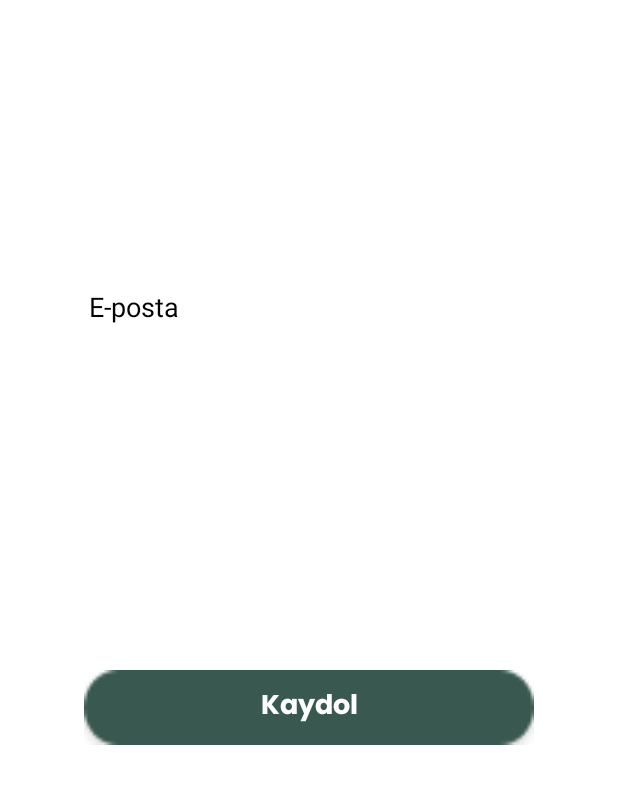
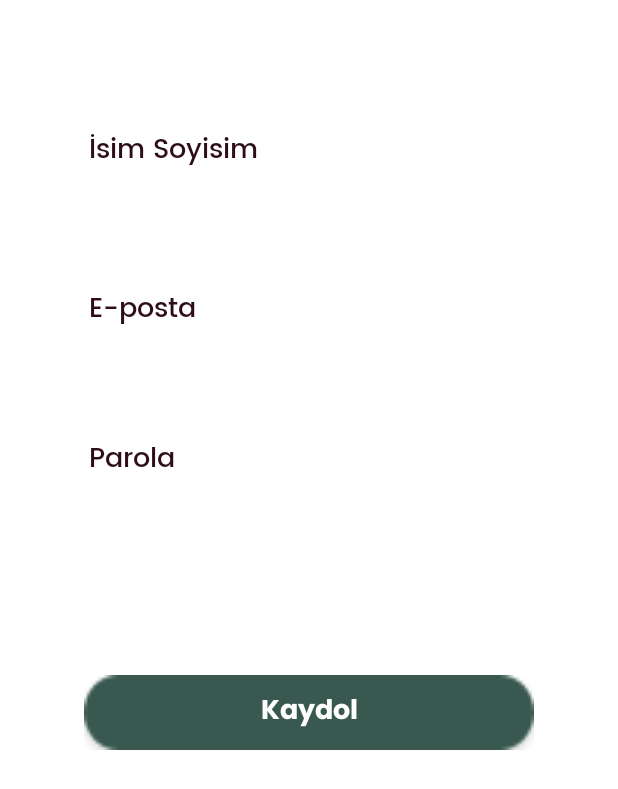
Before and after one commit to serkankisacik/Kotlin-iletapp, an Android app: the kayitEkrani screen opened through its navigation route, on a phone screen of 412 x 824 dp. Shown: the top 789 px of the screen. Run offline under Robolectric (Android 15) with nearby library versions, the phone set to English and light mode, and no system bars; our stand-ins replace Firebase (no records; nobody signed in at launch, a user with empty details on screens opened directly).

Commit message:
İconlar eklendi ve Görsel iyileştirmeler yapıldı

```diff
--- a/app/src/main/res/layout/fragment_hesabi_kurtar.xml
+++ b/app/src/main/res/layout/fragment_hesabi_kurtar.xml
@@ -29,8 +29,10 @@
         android:layout_marginEnd="55dp"
         android:autofillHints=""
         android:ems="10"
+        android:hint="@string/e_posta_kullan_c_ad_veya_telefon_numaras_girin"
         android:inputType="textPersonName"
-        android:text="@string/e_posta_kullan_c_ad_veya_telefon_numaras_girin"
+        android:textColor="@color/KoyuMor"
+        android:textColorHint="@color/KoyuMor"
         android:textSize="14sp"
         app:layout_constraintEnd_toEndOf="parent"
         app:layout_constraintStart_toStartOf="parent"
--- a/app/src/main/res/layout/fragment_kayit_ekrani.xml
+++ b/app/src/main/res/layout/fragment_kayit_ekrani.xml
@@ -16,8 +16,11 @@
         android:layout_marginEnd="55dp"
         android:layout_marginBottom="40dp"
         android:ems="10"
-        android:textColor="@color/black"
+        android:fontFamily="@font/poppins_medium"
+        android:hint="@string/sim_soyisim"
         android:inputType="textPersonName"
+        android:textColor="@color/KoyuMor"
+        android:textColorHint="@color/KoyuMor"
         app:layout_constraintBottom_toTopOf="@+id/editTextKayitEposta"
         app:layout_constraintEnd_toEndOf="parent"
         app:layout_constraintStart_toStartOf="parent"
@@ -32,10 +35,11 @@
         android:layout_marginBottom="34dp"
         android:autofillHints=""
         android:ems="10"
+        android:fontFamily="@font/poppins_medium"
         android:hint="@string/e_posta"
         android:inputType="textPersonName"
-        android:textColor="@color/black"
-        android:text="@string/e_posta"
+        android:textColor="@color/KoyuMor"
+        android:textColorHint="@color/KoyuMor"
         app:layout_constraintBottom_toTopOf="@+id/editTextKayitSifre"
         app:layout_constraintEnd_toEndOf="parent"
         app:layout_constraintStart_toStartOf="parent"
@@ -50,9 +54,11 @@
         android:layout_marginBottom="103dp"
         android:autofillHints=""
         android:ems="10"
-        android:textColor="@color/black"
+        android:fontFamily="@font/poppins_medium"
         android:hint="@string/parola"
         android:inputType="textPassword"
+        android:textColor="@color/KoyuMor"
+        android:textColorHint="@color/KoyuMor"
         app:layout_constraintBottom_toTopOf="@+id/btnKayitKaydol"
         app:layout_constraintEnd_toEndOf="parent"
         app:layout_constraintStart_toStartOf="parent"
--- a/app/src/main/res/values/strings.xml
+++ b/app/src/main/res/values/strings.xml
@@ -57,4 +57,5 @@
     <string name="parmak_zi">Parmak İzi</string>
     <string name="let_hakk_nda">İlet Hakkında</string>
     <string name="gizli_hesap">Gizli Hesap</string>
+    <string name="ifre">Şifre</string>
 </resources>
```
Also changed, not shown: app/src/main/res/layout/activity_main.xml (+49 -1 lines), app/src/main/res/layout/fragment_acilis.xml (+6 -4 lines), app/src/main/res/layout/fragment_giris_ekrani.xml (+6 -1 lines), app/src/main/res/layout/fragment_kayit_telefon.xml (+5 -2 lines), app/src/main/res/drawable-hdpi/girisarkasi2.png (added), app/src/main/res/drawable-hdpi/kamyonlu.png (added), app/src/main/res/drawable-ldpi/girisarkasi2.png (added), app/src/main/res/drawable-ldpi/kamyonlu.png (added), app/src/main/res/drawable-mdpi/girisarkasi2.png (added), app/src/main/res/drawable-mdpi/kamyonlu.png (added), app/src/main/res/drawable-xhdpi/girisarkasi2.png (added), app/src/main/res/drawable-xhdpi/kamyonlu.png (added), app/src/main/res/drawable-xxhdpi/girisarkasi2.png (added), app/src/main/res/drawable-xxhdpi/kamyonlu.png (added), 2 more files.
